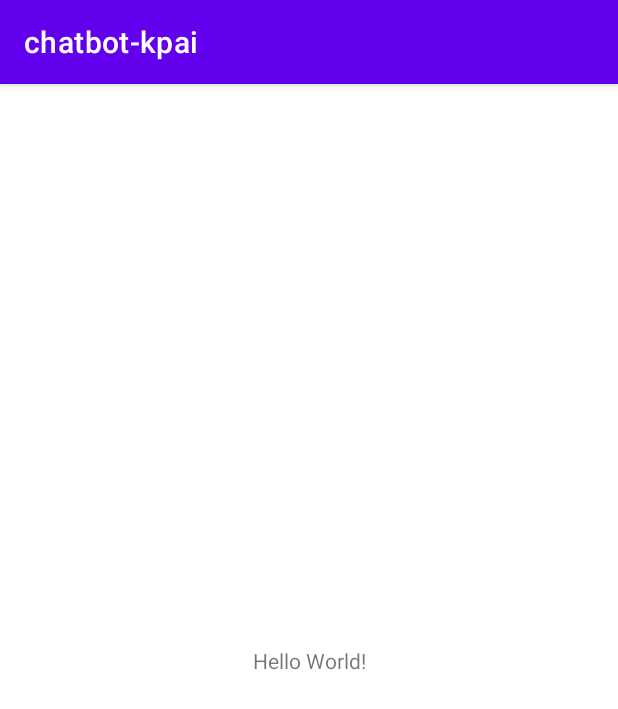
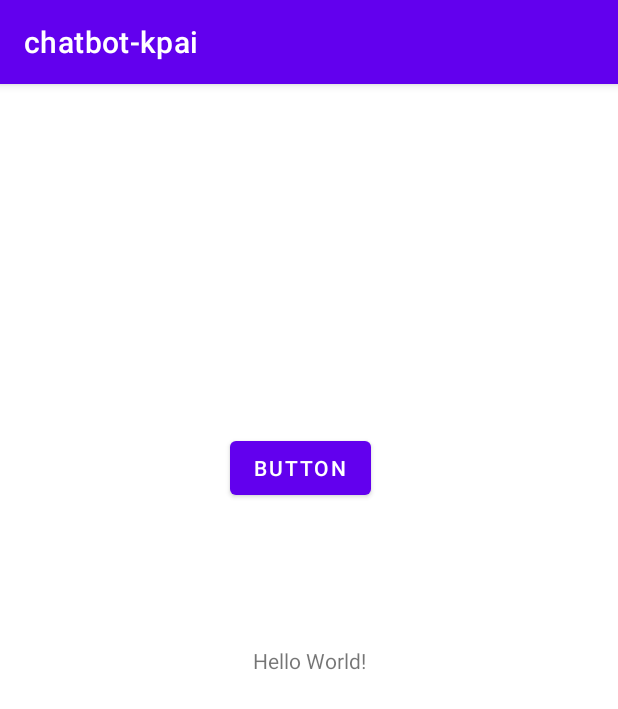
Before and after one commit to robbyardha/capstone-project-kpai, an Android app: the screen it shows after launch (MainActivity), on a phone screen of 412 x 824 dp. Shown: the top 709 px of the screen. Run offline under Robolectric (Android 15) with nearby library versions, the phone set to English and light mode, and no system bars.

Commit message:
Tambah Button

```diff
--- a/android/app/src/main/res/layout/activity_main.xml
+++ b/android/app/src/main/res/layout/activity_main.xml
@@ -15,4 +15,15 @@
         app:layout_constraintRight_toRightOf="parent"
         app:layout_constraintTop_toTopOf="parent" />
 
+    <Button
+        android:id="@+id/button"
+        android:layout_width="wrap_content"
+        android:layout_height="wrap_content"
+        android:layout_marginTop="232dp"
+        android:text="Button"
+        app:layout_constraintEnd_toEndOf="parent"
+        app:layout_constraintHorizontal_bias="0.482"
+        app:layout_constraintStart_toStartOf="parent"
+        app:layout_constraintTop_toTopOf="parent" />
+
 </androidx.constraintlayout.widget.ConstraintLayout>
```
